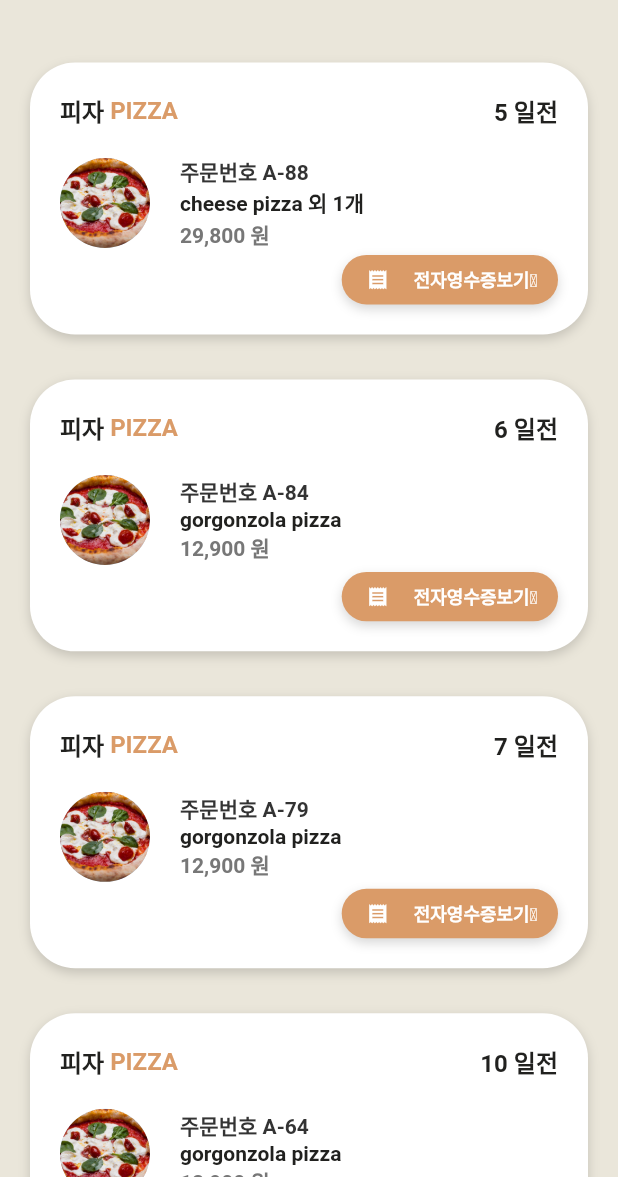
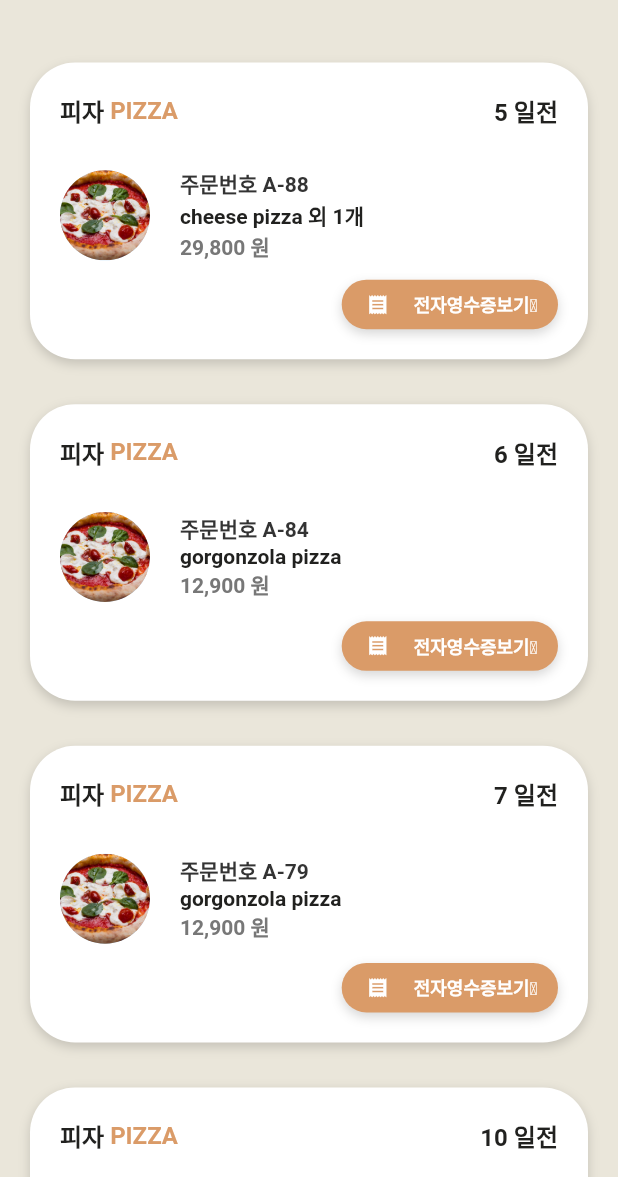
Before and after one commit to seunghwanly/commitSyndrome, a Flutter app: the OrderHistory widget shown alone on an empty page, opened directly, on a phone screen of 412 x 824 dp, the part 59-1236 px from its top. Run offline on Flutter 3.47's test engine with Material 2 defaults, Android fonts, the phone set to English and light mode, and no system bars; missing offline and left inert: fdottedline.

Commit message:
레이아웃 깨짐 현상 -> 메인, 주문내역

```diff
--- a/gajuga_user/lib/component/body/main_menu.dart
+++ b/gajuga_user/lib/component/body/main_menu.dart
@@ -175,7 +175,7 @@ class FavoriteMenuWidget extends StatelessWidget {
             width: MediaQuery.of(context).size.width,
             height: MediaQuery.of(context).size.height * 0.16,
             margin: EdgeInsets.only(left: 25, top: 15, right: 25),
-            padding: EdgeInsets.only(top: 20, bottom: 20),
+            padding: EdgeInsets.only(top: 10, bottom: 10),
             decoration: BoxDecoration(
                 color: Colors.white,
                 borderRadius: BorderRadius.circular(20),
--- a/gajuga_user/lib/component/body/order_history.dart
+++ b/gajuga_user/lib/component/body/order_history.dart
@@ -6,8 +6,6 @@ import '../../util/box_shadow.dart';
 import '../../util/to_text.dart';
 import '../../util/palette.dart';
 import '../../util/to_locale.dart';
-import 'package:intl/intl.dart';
-
 
 class OrderHistory extends StatefulWidget {
   //OrderHistory ({  });
@@ -91,7 +89,7 @@ class OrderHistoryState extends State<OrderHistory> {
 
           return customBoxContainerWithMargin(
               MediaQuery.of(context).size.width * 0.8,
-              MediaQuery.of(context).size.height * 0.22,
+              MediaQuery.of(context).size.height * 0.24,
               Column(
                 mainAxisAlignment: MainAxisAlignment.spaceBetween,
                 crossAxisAlignment: CrossAxisAlignment.stretch,
```
Also changed, not shown: 1 other file.
